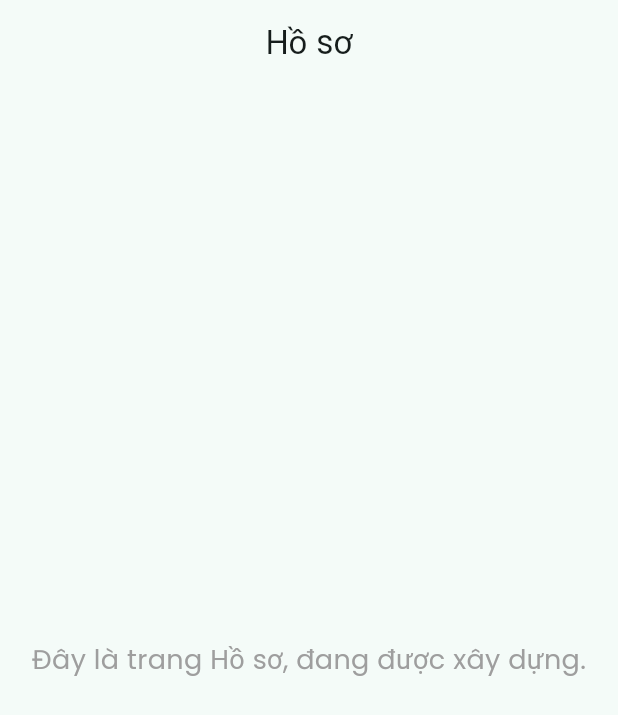
After one commit to truong180805/2025_LTTBDD_N05_Nhom_8, a Flutter app: the ProfileScreen screen opened directly, on a phone screen of 412 x 824 dp. The commit adds this screen. Shown: the top 715 px of the screen. Run offline on Flutter 3.47's test engine with Material 3 defaults, Android fonts, the light colour scheme and no system bars; our stand-ins replace confetti, google_fonts, percent_indicator, table_calendar.

Commit message:
them man hinh profile va setting nhung chua ket noi voi main

```diff
--- /dev/null
+++ b/mini_habit_challenge/lib/providers/settings_provider.dart
@@ -0,0 +1,26 @@
+// lib/providers/settings_provider.dart
+import 'package:flutter/material.dart';
+
+class SettingsProvider with ChangeNotifier {
+  // 1. Quản lý Theme (chế độ Sáng/Tối)
+  ThemeMode _themeMode = ThemeMode.system; // Mặc định: theo hệ thống
+  ThemeMode get themeMode => _themeMode;
+
+  void updateThemeMode(ThemeMode? newMode) {
+    if (newMode == null || newMode == _themeMode) return;
+    _themeMode = newMode;
+    notifyListeners();
+    // TODO: Lưu cài đặt này vào bộ nhớ (sẽ làm sau)
+  }
+
+  // 2. Quản lý Ngôn ngữ
+  Locale _locale = Locale('vi'); // Mặc định: Tiếng Việt
+  Locale get locale => _locale;
+
+  void updateLocale(Locale? newLocale) {
+    if (newLocale == null || newLocale == _locale) return;
+    _locale = newLocale;
+    notifyListeners();
+    // TODO: Lưu cài đặt này vào bộ nhớ (sẽ làm sau)
+  }
+}
--- /dev/null
+++ b/mini_habit_challenge/lib/screens/profile_screen.dart
@@ -0,0 +1,23 @@
+// lib/screens/profile_screen.dart
+import 'package:flutter/material.dart';
+
+class ProfileScreen extends StatelessWidget {
+  const ProfileScreen({Key? key}) : super(key: key);
+
+  @override
+  Widget build(BuildContext context) {
+    return Scaffold(
+      appBar: AppBar(
+        title: Text("Hồ sơ"), // (Sẽ thêm vào l10n sau)
+        centerTitle: true,
+        automaticallyImplyLeading: false, // Tắt nút back
+      ),
+      body: Center(
+        child: Text(
+          "Đây là trang Hồ sơ, đang được xây dựng.",
+          style: TextStyle(fontSize: 18, color: Colors.grey),
+        ),
+      ),
+    );
+  }
+}
```
Also changed, not shown: mini_habit_challenge/lib/main.dart (+34 -11 lines), mini_habit_challenge/lib/screens/settings_screen.dart (added, +21 -0 lines).
